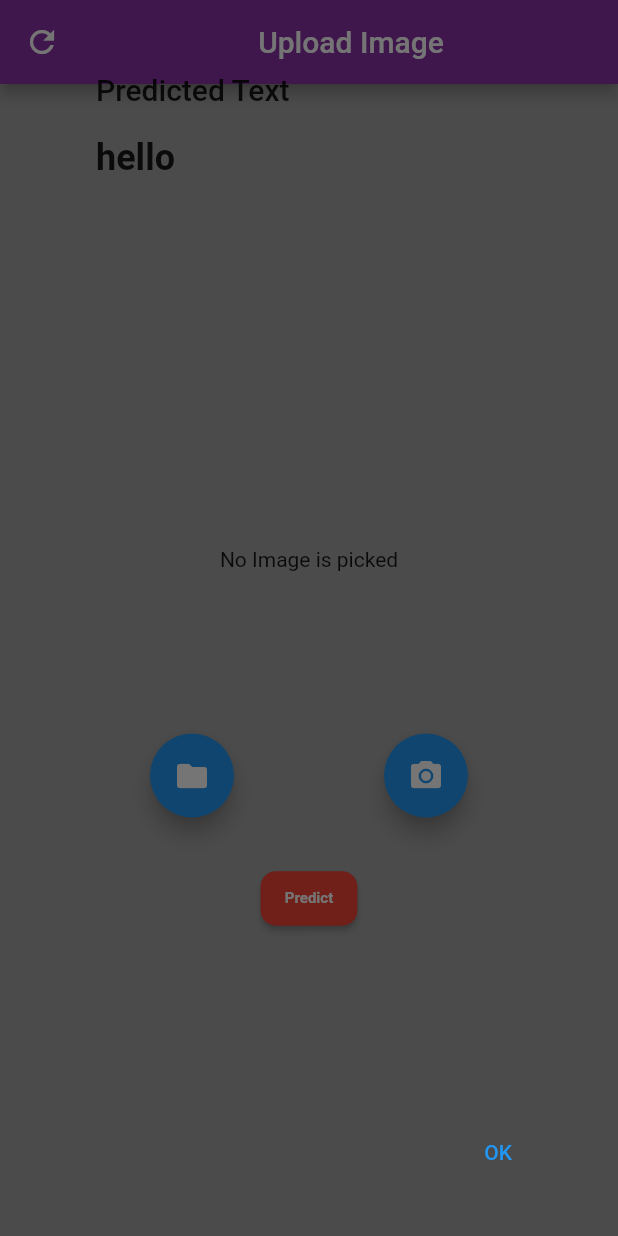
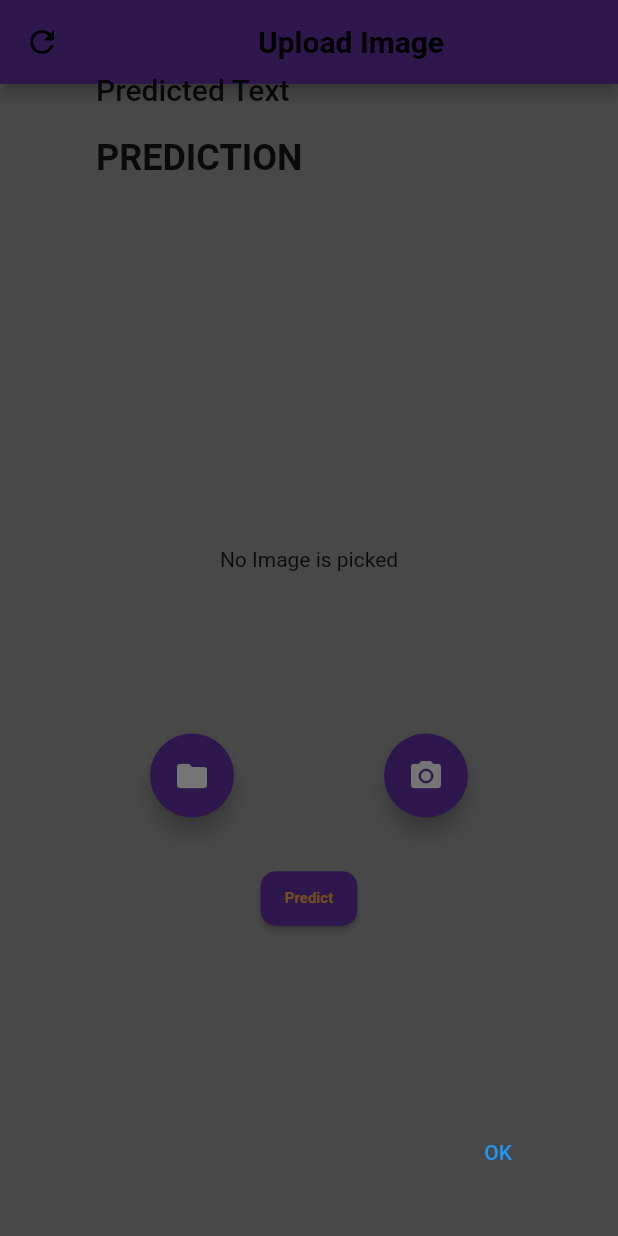
Before and after one commit to Riwaj22/Image-Picker-App, a Flutter app: the screen it shows after launch, after a tap on "Predict", on a phone screen of 412 x 824 dp. Run offline on Flutter 3.47's test engine with Material 2 defaults, Android fonts, the phone set to English and light mode, and no system bars; our stand-ins replace image_cropper, image_picker; missing offline and left inert: async_button_builder.

Commit message:
initial commit

```diff
--- a/lib/main.dart
+++ b/lib/main.dart
@@ -8,7 +8,6 @@ import 'package:image_picker/image_picker.dart';
 import 'package:image_cropper/image_cropper.dart';
 
 void main() => runApp(MyApp(
-
 ));
 
 class MyApp extends StatelessWidget {
@@ -20,9 +19,10 @@ class MyApp extends StatelessWidget {
       routes: {
         'a': (context) => MyHomePage(),
       },
-      title: 'Flutter Demo',
+      title: 'Prachalit Lipi',
       theme: ThemeData(
-        backgroundColor: Color(0XFF8b32a8),
+        backgroundColor: Colors.blueGrey,
+
       ),
       home: MyHomePage(),
     );
@@ -127,25 +127,36 @@ class _MyHomePageState extends State<MyHomePage> {
 
   @override
   Widget build(BuildContext context) {
-    return new WillPopScope(
+    return WillPopScope(
       onWillPop: _onWillPop,
       child: RefreshIndicator(
         onRefresh: test,
 
         child: Scaffold(
+            backgroundColor:Colors.grey,
 
-          backgroundColor: Color(0xffA5A4A4),
           appBar: AppBar(
 
-            title: Center(child: Text("Upload Image")),
+            title: Center(child: Text("Upload Image",
+
+                selectionColor: Color(0xFF00008B),
+              style: TextStyle(
+              fontWeight: FontWeight.bold,
+                color: Colors.black,
+              ),
+            )),
             leading: IconButton(
+              color: Colors.black,
           icon: Icon(Icons.refresh),
               onPressed: () {
                Navigator.pushNamed(context, 'a');
               },
 
             ),
-            backgroundColor:Color(0XFF8b32a8) ,
+
+            backgroundColor: Color(0xFF6132a8),
+
+
           ),
           body: Column(
             mainAxisAlignment: MainAxisAlignment.center,
@@ -170,11 +181,13 @@ class _MyHomePageState extends State<MyHomePage> {
                 mainAxisAlignment: MainAxisAlignment.spaceEvenly,
                 children: <Widget>[
                   FloatingActionButton(
+                    backgroundColor: Color(0xFF6132a8),
                     onPressed: pickImage,
                     tooltip: "Pick Image From Gallery",
                     child: Icon(Icons.folder),
                   ),
                   FloatingActionButton(
+                    backgroundColor: Color(0xFF6132a8),
                     onPressed: pickImagefromCamera,
                     tooltip: "Pick Image From Camera",
                     child: Icon(Icons.camera_alt),
@@ -190,12 +203,12 @@ class _MyHomePageState extends State<MyHomePage> {
                 child: ElevatedButton(
 
                     style: ButtonStyle(
-                        foregroundColor: MaterialStateProperty.all<Color>(Colors.white),
-                        backgroundColor: MaterialStateProperty.all<Color>(Colors.red),
+                        foregroundColor: MaterialStateProperty.all<Color>(Color(0xFF6132a8)),
+                        backgroundColor: MaterialStateProperty.all<Color>(Color(0xFF6132a8)),
                         shape: MaterialStateProperty.all<RoundedRectangleBorder>(
                             RoundedRectangleBorder(
                                 borderRadius: BorderRadius.circular(10.0),
-                                side: BorderSide(color: Colors.red)
+                                side: BorderSide(color: Color(0xFF6132a8))
                             )
                         )
                     ),
@@ -207,14 +220,14 @@ class _MyHomePageState extends State<MyHomePage> {
                               :Image.file(image!)
                       );
 
-                      Container(child:showAlertDialog(context, 'hello'),);
+                      Container(child:showAlertDialog(context, 'PREDICTION'),);
                     } ,
 
                     child: Text(
                       'Predict',
                       textAlign: TextAlign.center,
                       style: TextStyle(
-                        color: Colors.white,
+                        color: Colors.orangeAccent,
                         fontSize: 10,
                         fontWeight: FontWeight.bold,
 
```
